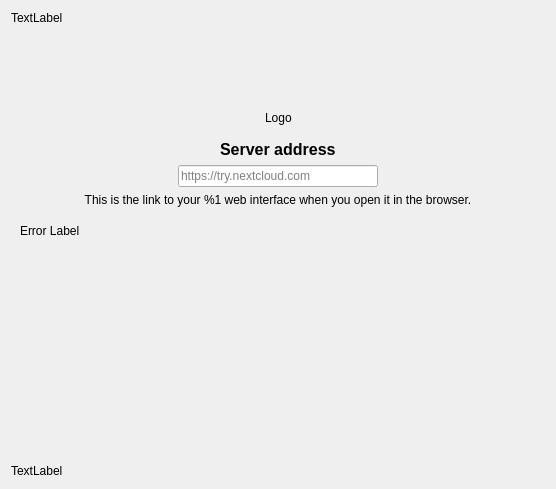
arifulislamat/nextcloud-desktop-sync, file src/gui/wizard/owncloudsetupnocredspage.ui: the form before one commit.
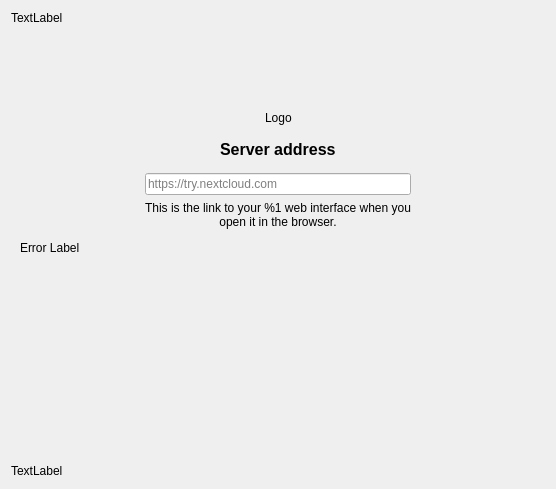
The form after the commit. Custom widgets are drawn as their Qt base class.

```diff
--- a/src/gui/wizard/owncloudsetupnocredspage.ui
+++ b/src/gui/wizard/owncloudsetupnocredspage.ui
@@ -221,6 +221,14 @@
              </spacer>
             </item>
             <item>
+             <layout class="QVBoxLayout" name="verticalLayout_5">
+              <property name="topMargin">
+               <number>8</number>
+              </property>
+              <property name="rightMargin">
+               <number>0</number>
+              </property>
+              <item>
              <widget class="OCC::PostfixLineEdit" name="leUrl">
               <property name="sizePolicy">
                <sizepolicy hsizetype="Minimum" vsizetype="Fixed">
@@ -240,6 +248,27 @@
              </widget>
             </item>
             <item>
+               <widget class="QLabel" name="serverAddressDescriptionLabel">
+                <property name="sizePolicy">
+                 <sizepolicy hsizetype="Preferred" vsizetype="Preferred">
+                  <horstretch>0</horstretch>
+                  <verstretch>0</verstretch>
+                 </sizepolicy>
+                </property>
+                <property name="text">
+                 <string>This is the link to your %1 web interface when you open it in the browser.</string>
+                </property>
+                <property name="alignment">
+                 <set>Qt::AlignCenter</set>
+                </property>
+                <property name="wordWrap">
+                 <bool>true</bool>
+                </property>
+               </widget>
+              </item>
+             </layout>
+            </item>
+            <item>
              <spacer name="horizontalSpacer">
               <property name="orientation">
                <enum>Qt::Horizontal</enum>
@@ -257,16 +286,6 @@
             </item>
            </layout>
           </item>
-          <item>
-           <widget class="QLabel" name="serverAddressDescriptionLabel">
-            <property name="text">
-             <string>This is the link to your %1 web interface when you open it in the browser.</string>
-            </property>
-            <property name="alignment">
-             <set>Qt::AlignCenter</set>
-            </property>
-           </widget>
-          </item>
           <item>
            <widget class="QLabel" name="errorLabel">
             <property name="sizePolicy">
```
Lines whose indentation alone changed are shown as unchanged.
